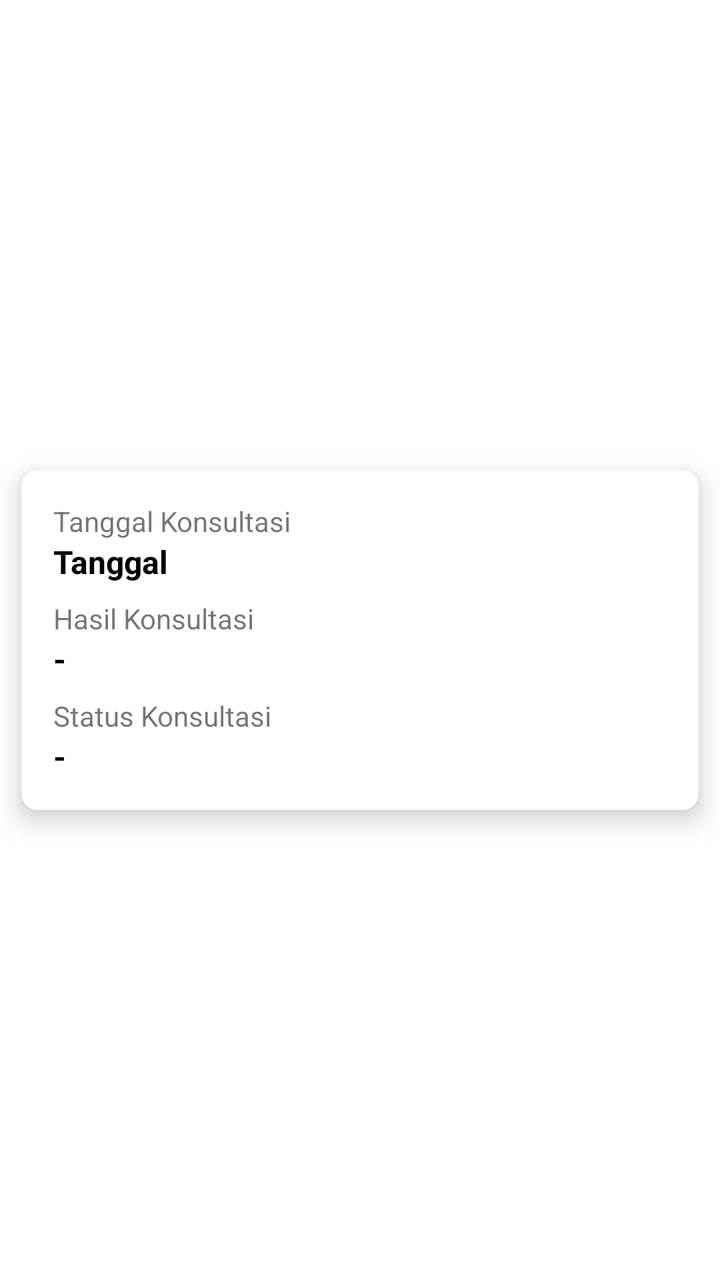
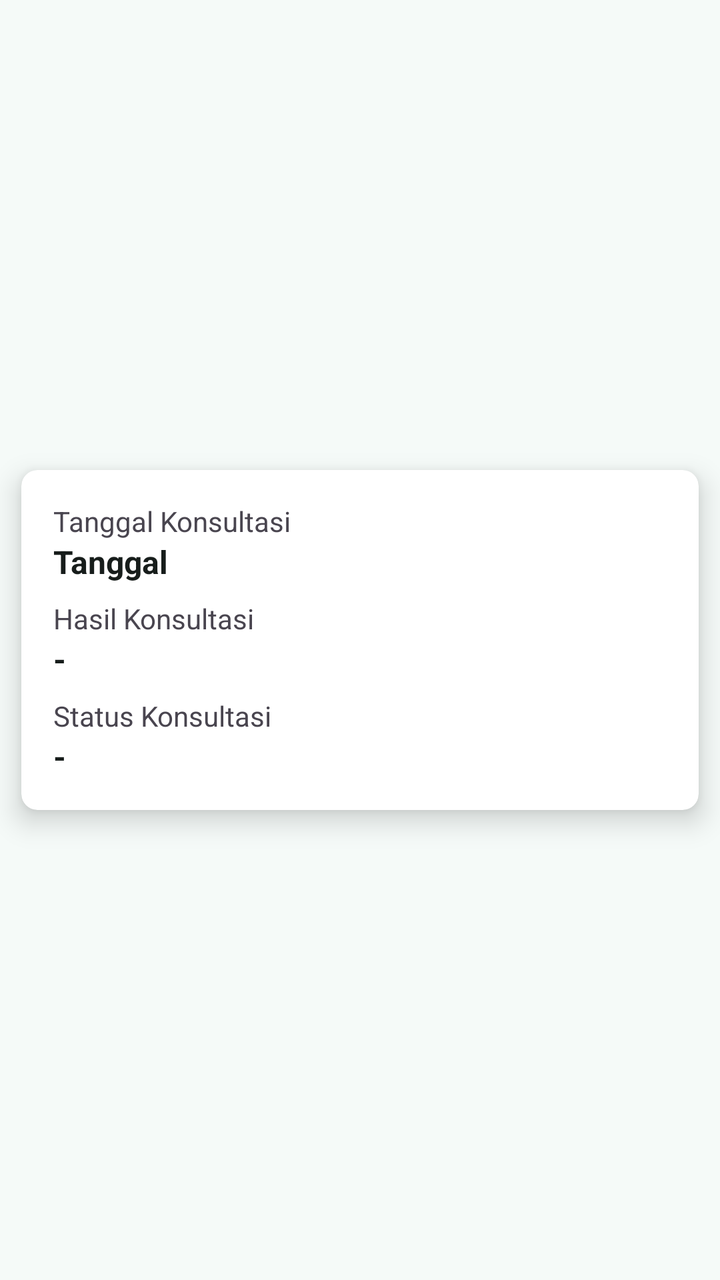

The first picture is an Android layout as it rendered before a commit; the second is the same layout after the commit. The layout source and the unified diff follow.
<!-- AndroidManifest.xml: application theme Theme.Ladokgi -->
<!-- res/layout/konsultasi_list_item.xml -->
<?xml version="1.0" encoding="utf-8"?>

<androidx.constraintlayout.widget.ConstraintLayout xmlns:android="http://schemas.android.com/apk/res/android"
    android:layout_width="match_parent"
    android:layout_height="wrap_content"
    xmlns:app="http://schemas.android.com/apk/res-auto">

    <androidx.cardview.widget.CardView
        android:layout_width="match_parent"
        android:layout_height="wrap_content"
        app:cardCornerRadius="8dp"
        app:cardUseCompatPadding="true"
        app:layout_constraintTop_toTopOf="parent"
        app:layout_constraintBottom_toBottomOf="parent"
        app:layout_constraintStart_toStartOf="parent"
        app:layout_constraintEnd_toEndOf="parent"
        app:cardElevation="8dp">

        <LinearLayout
            android:orientation="vertical"
            android:layout_width="match_parent"
            android:layout_height="wrap_content"
            android:padding="16dp">

            <TextView
                android:layout_width="match_parent"
                android:layout_height="wrap_content"
                android:text="Tanggal Konsultasi"/>

            <TextView
                android:id="@+id/tv_tanggal"
                android:layout_width="match_parent"
                android:layout_height="wrap_content"
                android:textSize="16sp"
                android:textStyle="bold"
                android:textColor="@color/black"
                android:layout_marginBottom="8dp"
                android:text="Tanggal"/>

            <TextView
                android:layout_width="match_parent"
                android:layout_height="wrap_content"
                android:text="Hasil Konsultasi"/>

            <TextView
                android:id="@+id/tv_hasil"
                android:layout_width="match_parent"
                android:layout_height="wrap_content"
                android:textSize="16sp"
                android:textStyle="bold"
                android:textColor="@color/black"
                android:layout_marginBottom="8dp"
                android:text="-"/>

            <TextView
                android:layout_width="match_parent"
                android:layout_height="wrap_content"
                android:text="Status Konsultasi"/>

            <TextView
                android:id="@+id/tv_status"
                android:layout_width="match_parent"
                android:layout_height="wrap_content"
                android:textSize="16sp"
                android:textStyle="bold"
                android:textColor="@color/black"
                android:text="-"/>

        </LinearLayout>
    </androidx.cardview.widget.CardView>

</androidx.constraintlayout.widget.ConstraintLayout>
<!-- resources referenced by this layout -->
<resources>
  <color name="black">#FF000000</color>
  <style name="Theme.Ladokgi" parent="Theme.MaterialComponents.DayNight.NoActionBar">
          
          <item name="colorPrimary">@color/purple_700</item>
          <item name="colorPrimaryVariant">@color/purple_500</item>
          <item name="colorOnPrimary">@color/white</item>
          
          <item name="colorSecondary">@color/purple_500</item>
          <item name="colorSecondaryVariant">@color/purple_700</item>
          <item name="colorOnSecondary">@color/black</item>
          
          <item name="android:statusBarColor" tools:targetApi="l">?attr/colorPrimaryVariant</item>
          
  
          <item name="actionOverflowButtonStyle">@style/MyOverflowButtonStyle</item>
      </style>
  <color name="purple_700">#0a11ee</color>
  <color name="purple_500">#009ed6</color>
  <color name="white">#FFFFFFFF</color>
  <style name="MyOverflowButtonStyle" parent="Widget.AppCompat.ActionButton.Overflow">
          <item name="android:tint">#FFFFFF</item>
      </style>
</resources>

<!-- the commit's change to res/layout/konsultasi_list_item.xml (unified diff, before → after) -->
@@ -1,5 +1,4 @@
 <?xml version="1.0" encoding="utf-8"?>
-
 <androidx.constraintlayout.widget.ConstraintLayout xmlns:android="http://schemas.android.com/apk/res/android"
     android:layout_width="match_parent"
     android:layout_height="wrap_content"
@@ -33,7 +32,7 @@
                 android:layout_height="wrap_content"
                 android:textSize="16sp"
                 android:textStyle="bold"
-                android:textColor="@color/black"
+                android:textColor="?attr/colorOnSurface"
                 android:layout_marginBottom="8dp"
                 android:text="Tanggal"/>
 
@@ -48,7 +47,7 @@
                 android:layout_height="wrap_content"
                 android:textSize="16sp"
                 android:textStyle="bold"
-                android:textColor="@color/black"
+                android:textColor="?attr/colorOnSurface"
                 android:layout_marginBottom="8dp"
                 android:text="-"/>
 
@@ -63,7 +62,7 @@
                 android:layout_height="wrap_content"
                 android:textSize="16sp"
                 android:textStyle="bold"
-                android:textColor="@color/black"
+                android:textColor="?attr/colorOnSurface"
                 android:text="-"/>
 
         </LinearLayout>
<!-- resource entries referenced after the edit -->
@@ -1,26 +1,96 @@
 <!-- resources referenced by this layout -->
 <resources>
-  <color name="black">#FF000000</color>
-  <style name="Theme.Ladokgi" parent="Theme.MaterialComponents.DayNight.NoActionBar">
+  <style name="Theme.Ladokgi" parent="Theme.Material3.DayNight.NoActionBar">
+          <item name="colorPrimary">@color/m3_primary</item>
+          <item name="colorOnPrimary">@color/m3_on_primary</item>
+          <item name="colorPrimaryContainer">@color/m3_primary_container</item>
+          <item name="colorOnPrimaryContainer">@color/m3_on_primary_container</item>
+  
+          <item name="colorSecondary">@color/m3_secondary</item>
+          <item name="colorOnSecondary">@color/m3_on_secondary</item>
+          <item name="colorSecondaryContainer">@color/m3_secondary_container</item>
+          <item name="colorOnSecondaryContainer">@color/m3_on_secondary_container</item>
+  
+          <item name="colorTertiary">@color/m3_tertiary</item>
+          <item name="colorOnTertiary">@color/m3_on_tertiary</item>
+  
+          <item name="colorError">@color/m3_error</item>
+          <item name="colorOnError">@color/m3_on_error</item>
+  
+          <item name="android:colorBackground">@color/m3_background</item>
+          <item name="colorOnBackground">@color/m3_on_background</item>
+          <item name="colorSurface">@color/m3_surface</item>
+          <item name="colorOnSurface">@color/m3_on_surface</item>
+          <item name="colorSurfaceVariant">@color/m3_surface_variant</item>
+          <item name="colorOnSurfaceVariant">@color/m3_on_surface_variant</item>
+          <item name="colorOutline">@color/m3_outline</item>
+          <item name="colorSurfaceContainer">@color/m3_surface_container</item>
+          <item name="colorSurfaceContainerHigh">@color/m3_surface_container_high</item>
+  
           
-          <item name="colorPrimary">@color/purple_700</item>
-          <item name="colorPrimaryVariant">@color/purple_500</item>
-          <item name="colorOnPrimary">@color/white</item>
-          
-          <item name="colorSecondary">@color/purple_500</item>
-          <item name="colorSecondaryVariant">@color/purple_700</item>
-          <item name="colorOnSecondary">@color/black</item>
-          
-          <item name="android:statusBarColor" tools:targetApi="l">?attr/colorPrimaryVariant</item>
-          
+          <item name="textInputStyle">@style/Widget.Ladokgi.TextInputLayout</item>
+          <item name="materialButtonStyle">@style/Widget.Ladokgi.Button</item>
+          <item name="materialButtonOutlinedStyle">@style/Widget.Ladokgi.Button.Outlined</item>
+          <item name="borderlessButtonStyle">@style/Widget.Ladokgi.Button.Text</item>
   
+          <item name="materialAlertDialogTheme">@style/ThemeOverlay.Ladokgi.AlertDialog</item>
           <item name="actionOverflowButtonStyle">@style/MyOverflowButtonStyle</item>
       </style>
-  <color name="purple_700">#0a11ee</color>
-  <color name="purple_500">#009ed6</color>
-  <color name="white">#FFFFFFFF</color>
+  <color name="m3_primary">#199A8E</color>
+  <color name="m3_on_primary">#FFFFFF</color>
+  <color name="m3_primary_container">#9DF2E4</color>
+  <color name="m3_on_primary_container">#00201C</color>
+  <color name="m3_secondary">#4B635F</color>
+  <color name="m3_on_secondary">#FFFFFF</color>
+  <color name="m3_secondary_container">#CDE8E3</color>
+  <color name="m3_on_secondary_container">#07201C</color>
+  <color name="m3_tertiary">#46617A</color>
+  <color name="m3_on_tertiary">#FFFFFF</color>
+  <color name="m3_error">#BA1A1A</color>
+  <color name="m3_on_error">#FFFFFF</color>
+  <color name="m3_background">#F5FAF8</color>
+  <color name="m3_on_background">#171D1B</color>
+  <color name="m3_surface">#F5FAF8</color>
+  <color name="m3_on_surface">#171D1B</color>
+  <color name="m3_surface_variant">#DAE5E2</color>
+  <color name="m3_on_surface_variant">#404846</color>
+  <color name="m3_outline">#707976</color>
+  <color name="m3_surface_container">#EFF5F3</color>
+  <color name="m3_surface_container_high">#E9EFED</color>
+  <style name="Widget.Ladokgi.TextInputLayout" parent="Widget.Material3.TextInputLayout.OutlinedBox">
+          <item name="boxStrokeColor">?attr/colorPrimary</item>
+          <item name="hintTextColor">?attr/colorPrimary</item>
+      </style>
+  <style name="Widget.Ladokgi.Button" parent="Widget.Material3.Button">
+          <item name="shapeAppearanceOverlay">@style/ShapeAppearance.Ladokgi.Pill</item>
+          <item name="android:textSize">15sp</item>
+          <item name="android:paddingTop">14dp</item>
+          <item name="android:paddingBottom">14dp</item>
+          <item name="iconPadding">8dp</item>
+      </style>
+  <style name="Widget.Ladokgi.Button.Outlined" parent="Widget.Material3.Button.OutlinedButton">
+          <item name="shapeAppearanceOverlay">@style/ShapeAppearance.Ladokgi.Pill</item>
+          <item name="android:textSize">15sp</item>
+          <item name="android:paddingTop">14dp</item>
+          <item name="android:paddingBottom">14dp</item>
+          <item name="strokeColor">?attr/colorPrimary</item>
+          <item name="android:textColor">?attr/colorPrimary</item>
+      </style>
+  <style name="Widget.Ladokgi.Button.Text" parent="Widget.Material3.Button.TextButton">
+          <item name="shapeAppearanceOverlay">@style/ShapeAppearance.Ladokgi.Pill</item>
+          <item name="android:textColor">?attr/colorPrimary</item>
+      </style>
+  <style name="ThemeOverlay.Ladokgi.AlertDialog" parent="ThemeOverlay.Material3.MaterialAlertDialog">
+          <item name="buttonBarPositiveButtonStyle">@style/Widget.Ladokgi.Button.Text</item>
+          <item name="buttonBarNegativeButtonStyle">@style/Widget.Ladokgi.Button.Text</item>
+          <item name="buttonBarNeutralButtonStyle">@style/Widget.Ladokgi.Button.Text</item>
+      </style>
   <style name="MyOverflowButtonStyle" parent="Widget.AppCompat.ActionButton.Overflow">
-          <item name="android:tint">#FFFFFF</item>
+          <item name="android:tint">?attr/colorOnSurface</item>
+      </style>
+  <style name="ShapeAppearance.Ladokgi.Pill" parent="">
+          <item name="cornerFamily">rounded</item>
+          <item name="cornerSize">50%</item>
       </style>
 </resources>
 
